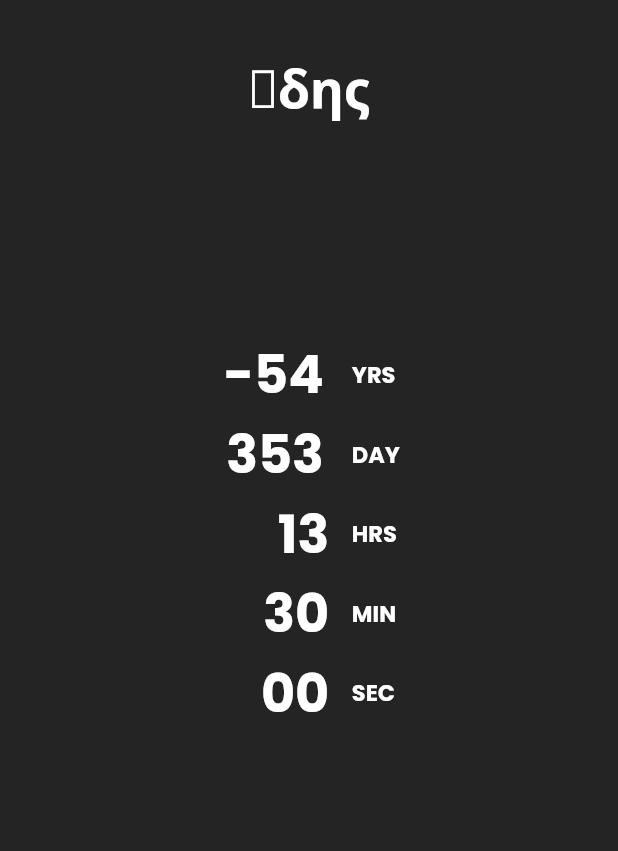
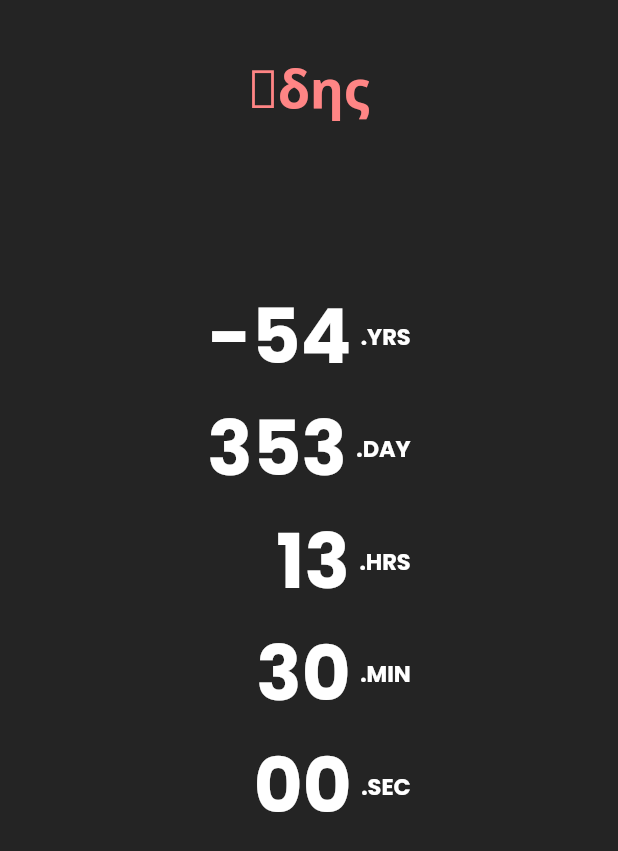
Before and after one commit to Lawo69/Hades---Death-Calculator, a Flutter app: the EndScreenPage screen opened directly with empty values, on a phone screen of 412 x 824 dp. Shown: the top 851 px of the screen. Run offline on Flutter 3.47's test engine with Material 2 defaults, Android fonts, the phone set to English and light mode, and no system bars; our stand-ins replace google_fonts; missing offline and left inert: info_popup.

Commit message:
change endscreen

```diff
--- a/lib/screens/home/endscreen.dart
+++ b/lib/screens/home/endscreen.dart
@@ -75,7 +75,7 @@ class _EndScreenPageState extends State<EndScreenPage> {
                     text: TextSpan(
                       text: 'ᾍδης',
                       style: GoogleFonts.notoSans(
-                          color: AppColors.white,
+                          color: AppColors.primaryColor,
                           fontSize: 35,
                           fontWeight: FontWeight.bold),
                     ),
@@ -86,34 +86,18 @@ class _EndScreenPageState extends State<EndScreenPage> {
                       Column(
                         crossAxisAlignment: CrossAxisAlignment.end,
                         children: [
+                          Row(
+                            children: [
                               CustemText(
-                            text: '${point ~/ (3600 * 24 * 365)} '.padLeft(2, '0'),
+                                text: '${point ~/ (3600 * 24 * 365)}'.padLeft(2, '0'),
                                 color: AppColors.white,
-                            fontsize: 35,
+                                fontsize: 50,
                                 fontWeight: FontWeight.bold,
                               ),
                               CustemText(
-                            text: '${(point % (3600 * 24 * 365)) ~/ (3600 * 24)} '.padLeft(2, '0'),
+                                text: '  .YRS',
                                 color: AppColors.white,
-                            fontsize: 35,
-                            fontWeight: FontWeight.bold,
-                          ),
-                          CustemText(
-                            text: '${(point % (3600 * 24)) ~/ 3600}'.padLeft(2, '0'),
-                            color: AppColors.white,
-                            fontsize: 35,
-                            fontWeight: FontWeight.bold,
-                          ),
-                          CustemText(
-                            text: '${(point % 3600) ~/ 60}'.padLeft(2, '0'),
-                            color: AppColors.white,
-                            fontsize: 35,
-                            fontWeight: FontWeight.bold,
-                          ),
-                          CustemText(
-                            text: '${point % 60}'.padLeft(2, '0'),
-                            color: AppColors.white,
-                            fontsize: 35,
+                                fontsize: 15,
                                 fontWeight: FontWeight.bold,
                               ),
                             ],
@@ -121,53 +105,83 @@ class _EndScreenPageState extends State<EndScreenPage> {
                           SizedBox(
                             width: 15,
                           ),
-                      Column(
-                        crossAxisAlignment: CrossAxisAlignment.start,
+                          Row(
                             children: [
                               CustemText(
-                            text: 'YRS',
+                                text: '${(point % (3600 * 24 * 365)) ~/ (3600 * 24)}'.padLeft(2, '0'),
                                 color: AppColors.white,
-                            fontsize: 15,
+                                fontsize: 50,
                                 fontWeight: FontWeight.bold,
                               ),
-                          SizedBox(
-                            height: 30,
-                          ),
                               CustemText(
-                            text: 'DAY',
-                            color: AppColors.white,
-                            fontsize: 15,
-                            fontWeight: FontWeight.bold,
-                          ),
-                          SizedBox(
-                            height: 30,
-                          ),
-                          CustemText(
-                            text: 'HRS',
-                            color: AppColors.white,
-                            fontsize: 15,
-                            fontWeight: FontWeight.bold,
-                          ),
-                          SizedBox(
-                            height: 30,
-                          ),
-                          CustemText(
-                            text: 'MIN',
-                            color: AppColors.white,
-                            fontsize: 15,
-                            fontWeight: FontWeight.bold,
-                          ),
-                          SizedBox(
-                            height: 30,
-                          ),
-                          CustemText(
-                            text: 'SEC',
+                                text: '  .DAY',
                                 color: AppColors.white,
                                 fontsize: 15,
                                 fontWeight: FontWeight.bold,
                               ),
                             ],
                           ),
+                          SizedBox(
+                            width: 15,
+                          ),
+                          Row(
+                            children: [
+                              CustemText(
+                                text: '${(point % (3600 * 24)) ~/ 3600}'.padLeft(2, '0'),
+                                color: AppColors.white,
+                                fontsize: 50,
+                                fontWeight: FontWeight.bold,
+                              ),
+                              CustemText(
+                                text: '  .HRS',
+                                color: AppColors.white,
+                                fontsize: 15,
+                                fontWeight: FontWeight.bold,
+                              ),
+                            ],
+                          ),
+                          SizedBox(
+                            width: 15,
+                          ),
+                          Row(
+                            children: [
+                              CustemText(
+                                text: '${(point % 3600) ~/ 60}'.padLeft(2, '0'),
+                                color: AppColors.white,
+                                fontsize: 50,
+                                fontWeight: FontWeight.bold,
+                              ),
+                              CustemText(
+                                text: '  .MIN',
+                                color: AppColors.white,
+                                fontsize: 15,
+                                fontWeight: FontWeight.bold,
+                              ),
+                            ],
+                          ),
+                          SizedBox(
+                            width: 15,
+                          ),
+                          Row(
+                            children: [
+                              CustemText(
+                                text: '${point % 60}'.padLeft(2, '0'),
+                                color: AppColors.white,
+                                fontsize: 50,
+                                fontWeight: FontWeight.bold,
+                              ),
+                              CustemText(
+                                text: '  .SEC',
+                                color: AppColors.white,
+                                fontsize: 15,
+                                fontWeight: FontWeight.bold,
+                              ),
+                            ],
+                          ),
+                        ],
+                      ),
+
+
                     ],
                   ),
                   const SizedBox(
```
Lines whose indentation alone changed are shown as unchanged.
